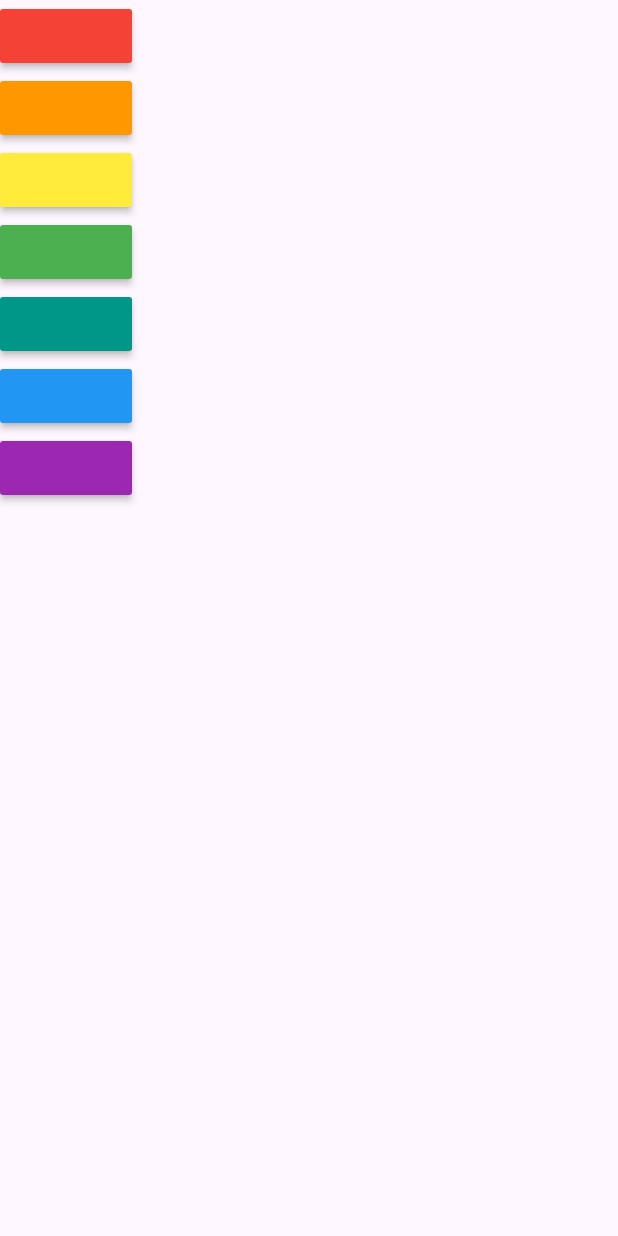
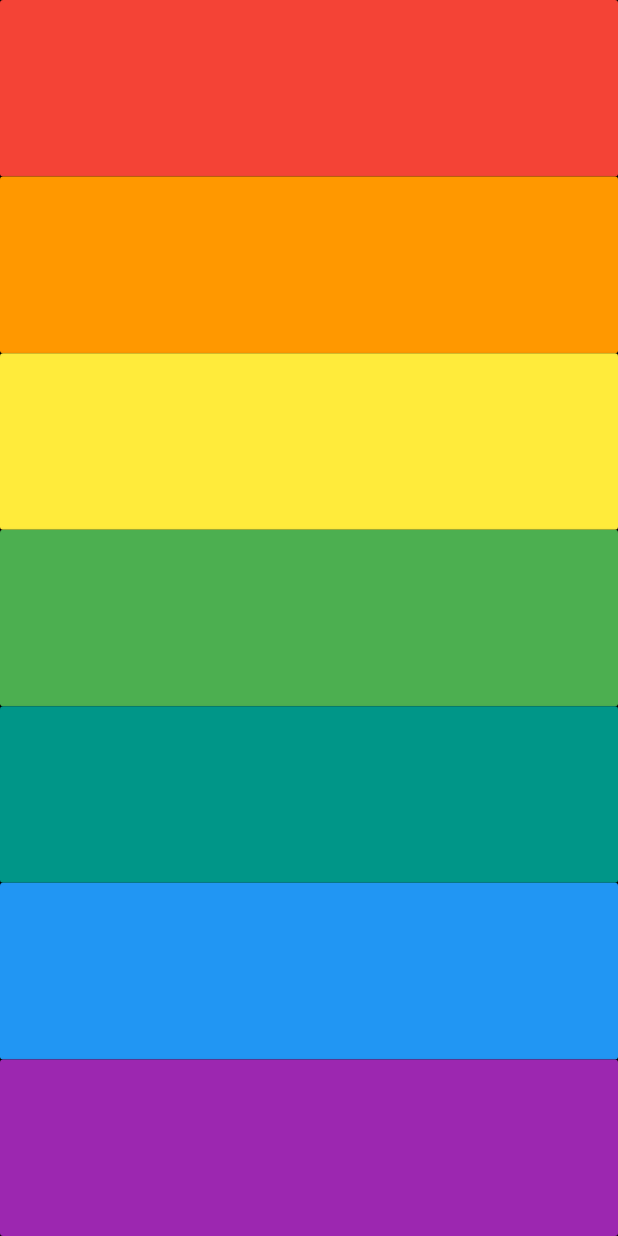
Before and after one commit to Eng-Loay/Xylophone, a Flutter app: the screen it shows after launch, on a phone screen of 412 x 824 dp. Run offline on Flutter 3.47's test engine with Material 3 defaults, Android fonts, the phone set to English and light mode, and no system bars; our stand-ins replace audioplayers.

Commit message:
second commit

```diff
--- a/lib/main.dart
+++ b/lib/main.dart
@@ -1,5 +1,7 @@
+import 'package:flutter/cupertino.dart';
 import 'package:flutter/material.dart';
 import 'package:audioplayers/audioplayers.dart';
+import 'package:flutter/widgets.dart';
 
 void main() {
   runApp(const MyApp());
@@ -12,57 +14,38 @@
   final player = AudioPlayer();
   player.play(AssetSource('audio/note$soundNumber.wav'));
 }
+  Expanded buildkey({Color color = Colors.white, int soundnumber = 0})
+  {
+  return Expanded(
+    child: MaterialButton(
+
+      color: color,
+      onPressed: () {
+        playsound(soundnumber);
+      },
+    ),
+  );
+}
   @override
   Widget build(BuildContext context) {
     return MaterialApp(
       debugShowCheckedModeBanner: false,
       home: Scaffold(
+        backgroundColor: Colors.black,
         body: SafeArea(
             child:Column(
+              crossAxisAlignment: CrossAxisAlignment.stretch,
               children: [
-                MaterialButton(
-                  color: Colors.red,
-                  onPressed: () {
-                    playsound(1);
-                  },
-                ),
-                MaterialButton(
-                  color: Colors.orange,
-                  onPressed: () {
-                    playsound(2);
-                  },
-                ),
-                MaterialButton(
-                  color: Colors.yellow,
-                  onPressed: () {
-                    playsound(3);
-                  },
-                ),
-                MaterialButton(
-                  color: Colors.green,
-                  onPressed: () {
-                    playsound(4);
-                  },
-                ),
-                MaterialButton(
-                  color: Colors.teal,
-                  onPressed: () {
-                    playsound(5);
-                  },
-                ),
-                MaterialButton(
-                  color: Colors.blue,
-                  onPressed: () {
-                    playsound(6);
-                  },
-                ),
-                MaterialButton(
-                  color: Colors.purple,
-                  onPressed: () {
-                    playsound(7);
-                  },
-                ),
-              ],
+                buildkey(color:Colors.red,soundnumber:1),
+                buildkey(color:Colors.orange,soundnumber:2),
+                buildkey(color:Colors.yellow,soundnumber:3),
+                buildkey(color:Colors.green,soundnumber:4),
+                buildkey(color:Colors.teal,soundnumber:5),
+                buildkey(color:Colors.blue,soundnumber:6),
+                buildkey(color:Colors.purple,soundnumber:7),
+
+
+        ],
             ),
 
 
```
